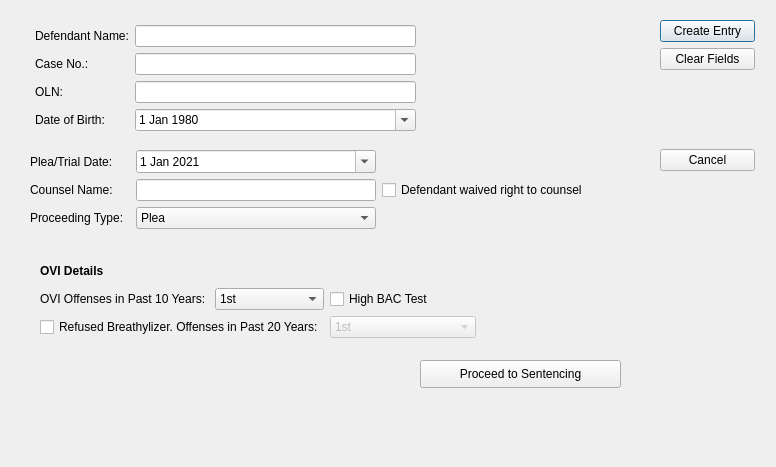
First picture: the form in ui/OviEntryDialog.ui, repository HunterProgram22/MuniEntry, before the edit.
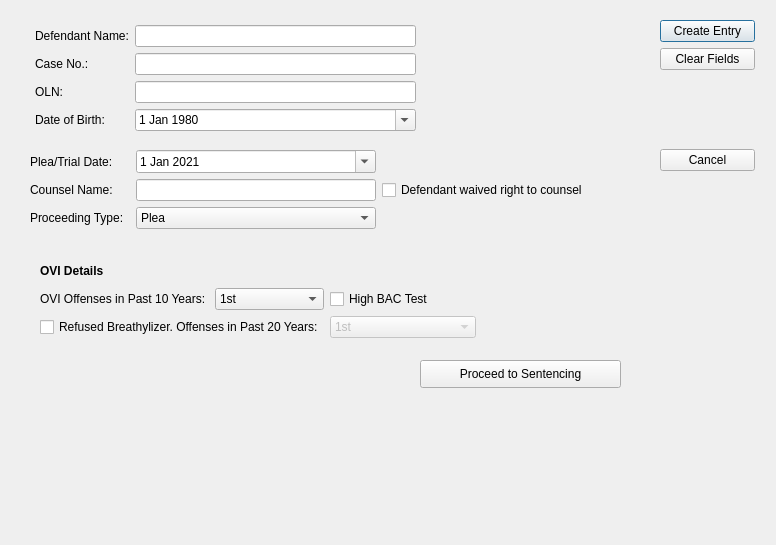
Second picture: the form after the edit.

```diff
--- a/ui/OviEntryDialog.ui
+++ b/ui/OviEntryDialog.ui
@@ -7,7 +7,7 @@
     <x>0</x>
     <y>0</y>
     <width>776</width>
-    <height>467</height>
+    <height>545</height>
    </rect>
   </property>
   <property name="windowTitle">
```
Left out of the diff: 22 changed lines with no effect on the pictures.
